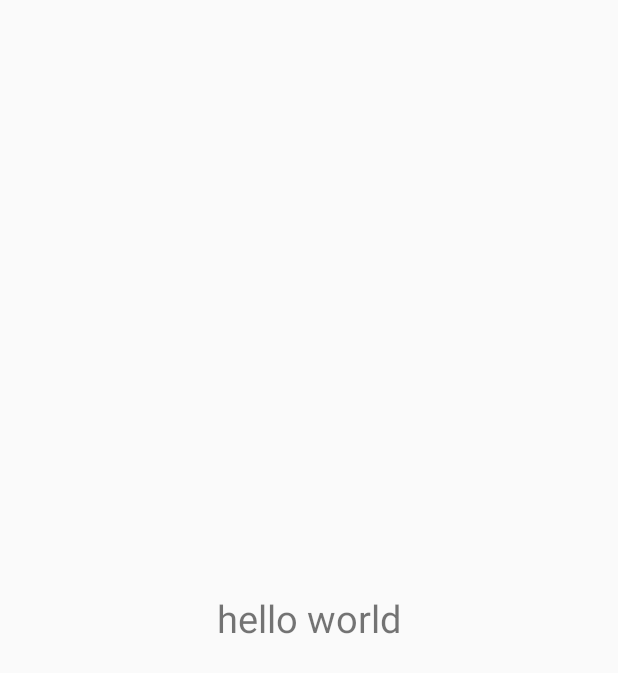
After one commit to oska874/Salary8, an Android app: the layout fg_content.xml on its own in the app's theme, with its tools: preview values and no code run, on a phone screen of 412 x 824 dp. The commit adds this screen. Shown: the top 673 px of the screen. Run offline under Robolectric (Android 15) with nearby library versions, the phone set to English and light mode, and no system bars.

Commit message:
测试drawlayout 侧滑框

```diff
--- a/app/src/main/java/com/salary10/ezio/salary8/MainActivity.java
+++ b/app/src/main/java/com/salary10/ezio/salary8/MainActivity.java
@@ -3,11 +3,15 @@ package com.salary10.ezio.salary8;
 import android.app.AlertDialog;
 import android.content.DialogInterface;
 import android.os.Bundle;
+import android.support.v4.app.FragmentManager;
+import android.support.v4.widget.DrawerLayout;
+import android.widget.AdapterView;
 import android.widget.ArrayAdapter;
 import android.widget.Button;
 import android.widget.CheckBox;
 import android.widget.EditText;
 import android.widget.LinearLayout;
+import android.widget.ListView;
 import android.widget.TextView;
 import android.support.design.widget.FloatingActionButton;
 import android.support.design.widget.Snackbar;
@@ -197,11 +201,11 @@ public class MainActivity extends AppCompatActivity {
         return 0;
     }
 
+
     @Override
     protected void onCreate(Bundle savedInstanceState) {
         super.onCreate(savedInstanceState);
         setContentView(R.layout.activity_main);
-
 
         Toolbar toolbar = (Toolbar) findViewById(R.id.toolbar);
         setSupportActionBar(toolbar);
--- /dev/null
+++ b/app/src/main/res/layout/fg_content.xml
@@ -0,0 +1,15 @@
+<?xml version="1.0" encoding="utf-8"?>
+<RelativeLayout xmlns:android="http://schemas.android.com/apk/res/android"
+    android:layout_width="match_parent"
+    android:layout_height="match_parent"
+    android:orientation="vertical">
+
+    <TextView
+        android:id="@+id/tv_content"
+        android:layout_width="wrap_content"
+        android:layout_height="wrap_content"
+        android:layout_centerInParent="true"
+        android:textSize="25sp"
+        android:text="hello world"/>
+
+</RelativeLayout>
```
Also changed, not shown: app/src/main/java/com/salary10/ezio/salary8/ContentFragment.java (added, +27 -0 lines), gradle.properties (+10 -9 lines).
